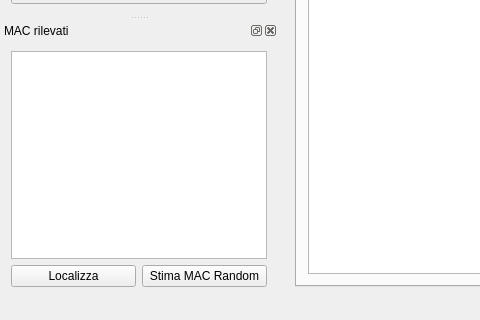
Before: the Qt Designer form RoomMonitor/windows/main.ui in PieroMacaluso/RoomMonitor, drawn with Qt 5; both pictures show x 0 to 480 and y 497 to 817 of the 960 by 817 pixel window.
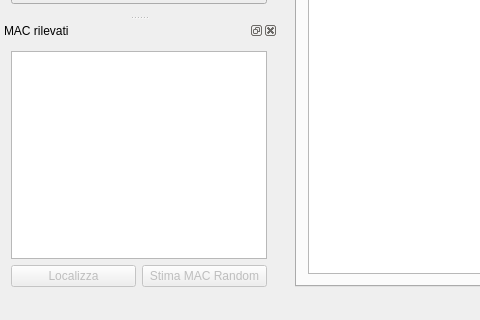
After: the same form once the commit is applied. The open tabs and pages were chosen to show the change. Icons and pictures are not drawn. Custom widgets are drawn as their Qt base class.

Commit message: Attivazione pulsanti in base ai MAC selezionati nella schermata di Analisi.

Patch:
```diff
--- a/RoomMonitor/windows/main.ui
+++ b/RoomMonitor/windows/main.ui
@@ -338,6 +338,9 @@
       <layout class="QHBoxLayout" name="horizontalLayout_3">
        <item>
         <widget class="QPushButton" name="localizeButton">
+         <property name="enabled">
+          <bool>false</bool>
+         </property>
          <property name="text">
           <string>Localizza</string>
          </property>
@@ -345,6 +348,9 @@
        </item>
        <item>
         <widget class="QPushButton" name="randomButton">
+         <property name="enabled">
+          <bool>false</bool>
+         </property>
          <property name="text">
           <string>Stima MAC Random</string>
          </property>
```
Left out of the diff: 2 changed lines with no effect on the pictures. The commit also changes 1 other file.
